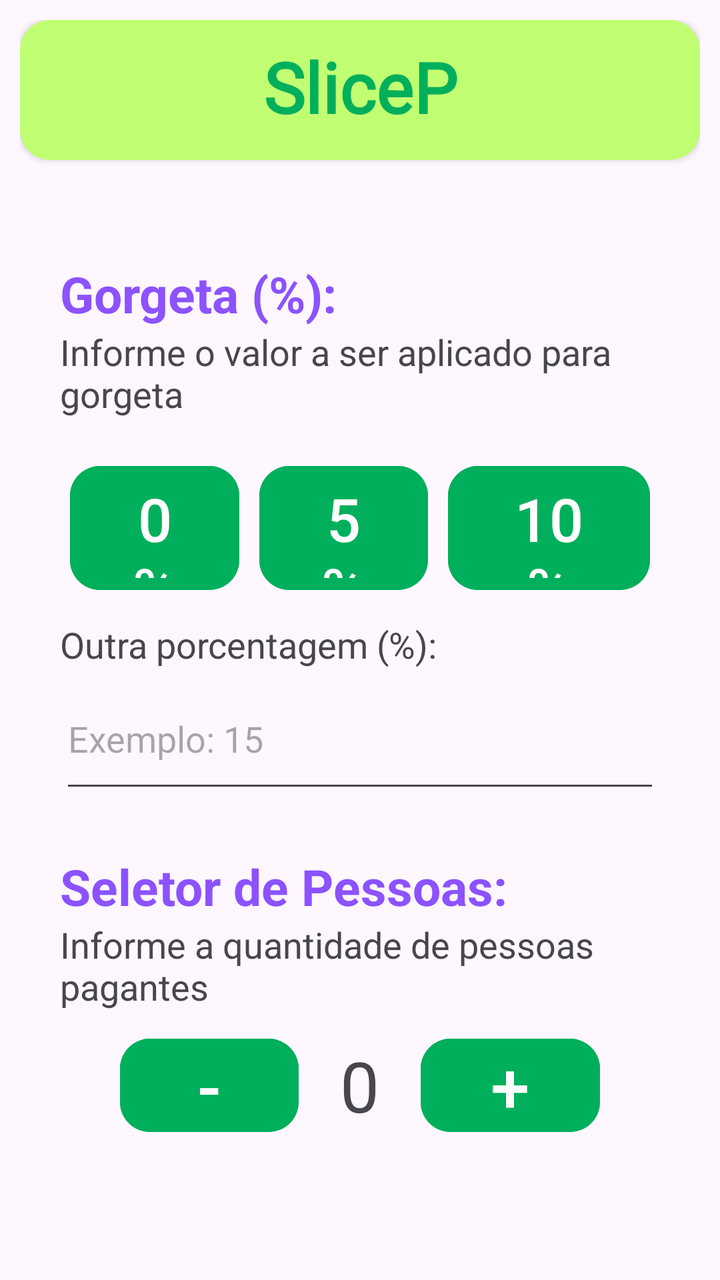
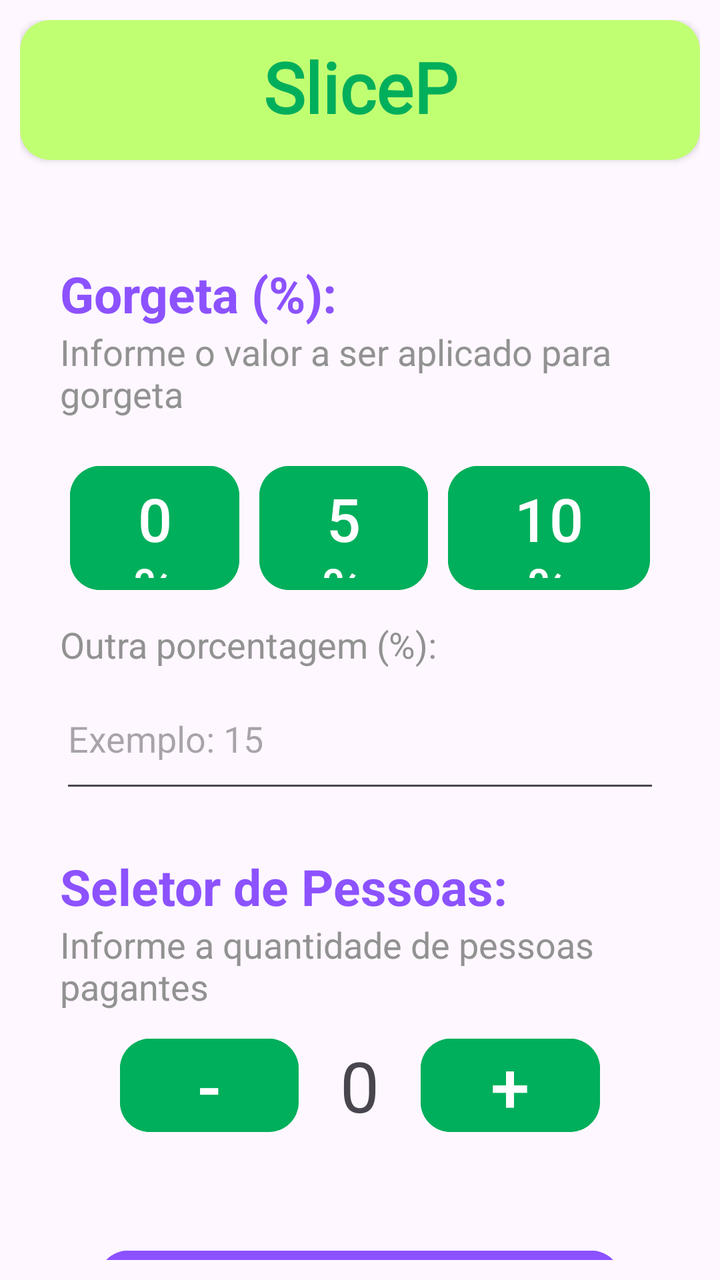

Screens rendered from an Android XML layout before and after an edit, with the pre-edit source and the edit as a unified diff.
<!-- AndroidManifest.xml: application theme Theme.SlicePay -->
<!-- res/layout/activity_main3.xml -->
<?xml version="1.0" encoding="utf-8"?>
<androidx.constraintlayout.widget.ConstraintLayout xmlns:android="http://schemas.android.com/apk/res/android"
    xmlns:app="http://schemas.android.com/apk/res-auto"
    xmlns:tools="http://schemas.android.com/tools"
    android:id="@+id/main"
    android:layout_width="match_parent"
    android:layout_height="match_parent"
    tools:context=".MainActivity3">

    <LinearLayout
        android:layout_width="0dp"
        android:layout_height="0dp"
        android:layout_margin="10dp"
        android:layout_marginStart="1dp"
        android:layout_marginTop="1dp"
        android:layout_marginEnd="1dp"
        android:layout_marginBottom="1dp"
        android:orientation="vertical"
        app:layout_constraintBottom_toBottomOf="parent"
        app:layout_constraintEnd_toEndOf="parent"
        app:layout_constraintStart_toStartOf="parent"
        app:layout_constraintTop_toTopOf="parent">

        <androidx.cardview.widget.CardView
            android:layout_width="match_parent"
            android:layout_height="70dp"
            android:backgroundTint="@color/verde_claro"
            app:cardCornerRadius="15dp" >

            <LinearLayout
                android:layout_width="match_parent"
                android:layout_height="match_parent"
                android:orientation="vertical"
                android:padding="10dp"
                android:paddingStart="120dp"
                android:paddingEnd="120dp">

                <TextView
                    android:id="@+id/textView4"
                    android:layout_width="match_parent"
                    android:layout_height="wrap_content"
                    android:fontFamily="@font/alata"
                    android:text="@string/app_name"
                    android:textAlignment="center"
                    android:textColor="@color/verde_escuro"
                    android:textSize="35sp"
                    android:textStyle="bold" />
            </LinearLayout>
        </androidx.cardview.widget.CardView>

        <TextView
            android:id="@+id/textView6"
            android:layout_width="match_parent"
            android:layout_height="wrap_content"
            android:layout_marginStart="20dp"
            android:layout_marginTop="50dp"
            android:text="@string/input_gorjeta"
            android:textColor="@color/roxo"
            android:textSize="25sp"
            android:textStyle="bold" />

        <TextView
            android:id="@+id/textView7"
            android:layout_width="match_parent"
            android:layout_height="wrap_content"
            android:layout_marginStart="20dp"
            android:text="@string/info_gorjeta"
            android:textSize="18sp" />

        <LinearLayout
            android:layout_width="match_parent"
            android:layout_height="91dp"
            android:layout_marginStart="10dp"
            android:layout_marginTop="10dp"
            android:layout_marginEnd="10dp"
            android:orientation="horizontal"
            android:padding="10dp">

            <Button
                android:id="@+id/button3"
                android:layout_width="wrap_content"
                android:layout_height="70dp"
                android:layout_marginStart="5dp"
                android:layout_marginEnd="5dp"
                android:layout_weight="1"
                android:backgroundTint="@color/verde_escuro"
                android:text="@string/gorjeta_0"
                android:textSize="30sp"
                app:cornerRadius="15dp" />

            <Button
                android:id="@+id/button5"
                android:layout_width="wrap_content"
                android:layout_height="70dp"
                android:layout_marginStart="5dp"
                android:layout_marginEnd="5dp"
                android:layout_weight="1"
                android:backgroundTint="@color/verde_escuro"
                android:text="@string/gorjeta_5"
                android:textSize="30sp"
                app:cornerRadius="15dp" />

            <Button
                android:id="@+id/button4"
                android:layout_width="wrap_content"
                android:layout_height="70dp"
                android:layout_marginStart="5dp"
                android:layout_marginEnd="5dp"
                android:layout_weight="1"
                android:backgroundTint="@color/verde_escuro"
                android:text="@string/gorjeta_10"
                android:textSize="30sp"
                app:cornerRadius="15dp" />
        </LinearLayout>

        <TextView
            android:id="@+id/textView12"
            android:layout_width="match_parent"
            android:layout_height="wrap_content"
            android:layout_marginStart="20dp"
            android:text="@string/gorjeta_outra"
            android:textSize="18sp" />

        <EditText
            android:id="@+id/editTextText2"
            android:layout_width="match_parent"
            android:layout_height="67dp"
            android:layout_marginStart="20dp"
            android:layout_marginEnd="20dp"
            android:layout_marginBottom="15dp"
            android:ems="10"
            android:hint="Exemplo: 15"
            android:inputType="number" />

        <TextView
            android:id="@+id/textView13"
            android:layout_width="match_parent"
            android:layout_height="wrap_content"
            android:layout_marginStart="20dp"
            android:layout_marginTop="10dp"
            android:text="@string/input_pessoas"
            android:textColor="@color/roxo"
            android:textSize="25sp"
            android:textStyle="bold" />

        <TextView
            android:id="@+id/textView14"
            android:layout_width="match_parent"
            android:layout_height="wrap_content"
            android:layout_marginStart="20dp"
            android:text="@string/info_pessoas"
            android:textSize="18sp" />

        <LinearLayout
            android:layout_width="match_parent"
            android:layout_height="66dp"
            android:layout_marginTop="10dp"
            android:orientation="horizontal">

            <Button
                android:id="@+id/button6"
                android:layout_width="wrap_content"
                android:layout_height="wrap_content"
                android:layout_marginStart="50dp"
                android:layout_marginEnd="20dp"
                android:layout_weight="1"
                android:backgroundTint="@color/verde_escuro"
                android:paddingLeft="0dp"
                android:paddingTop="0dp"
                android:paddingRight="0dp"
                android:paddingBottom="0dp"
                android:text="@string/menos_pessoas"
                android:textSize="35sp"
                app:cornerRadius="15dp" />

            <TextView
                android:id="@+id/textView16"
                android:layout_width="wrap_content"
                android:layout_height="wrap_content"
                android:layout_weight="1"
                android:text="@string/medidor_pessoas"
                android:textAlignment="center"
                android:textSize="35sp" />

            <Button
                android:id="@+id/button7"
                android:layout_width="wrap_content"
                android:layout_height="wrap_content"
                android:layout_marginStart="20dp"
                android:layout_marginEnd="50dp"
                android:layout_weight="1"
                android:backgroundTint="@color/verde_escuro"
                android:paddingLeft="0dp"
                android:paddingTop="0dp"
                android:paddingRight="0dp"
                android:paddingBottom="0dp"
                android:text="@string/mais_pessoas"
                android:textSize="35sp"
                app:cornerRadius="15dp" />
        </LinearLayout>

        <Button
            android:id="@+id/button8"
            android:layout_width="match_parent"
            android:layout_height="wrap_content"
            android:layout_marginStart="60dp"
            android:layout_marginTop="50dp"
            android:layout_marginEnd="60dp"
            android:backgroundTint="@color/roxo"
            android:text="@string/botao3"
            android:textSize="25sp"
            app:cornerRadius="15dp" />
    </LinearLayout>
</androidx.constraintlayout.widget.ConstraintLayout>
<!-- resources referenced by this layout -->
<resources>
  <color name="roxo">#8c52ff</color>
  <color name="verde_claro">#c1ff72</color>
  <color name="verde_escuro">#00af5b</color>
  <string name="app_name">SlicePay</string>
  <string name="botao3">Calcular Resultado</string>
  <string name="gorjeta_0">0%</string>
  <string name="gorjeta_10">10%</string>
  <string name="gorjeta_5">5%</string>
  <string name="gorjeta_outra">Outra porcentagem (%):</string>
  <string name="info_gorjeta">Informe o valor a ser aplicado para gorgeta</string>
  <string name="info_pessoas">Informe a quantidade de pessoas pagantes</string>
  <string name="input_gorjeta">Gorgeta (%):</string>
  <string name="input_pessoas">Seletor de Pessoas:</string>
  <string name="mais_pessoas">+</string>
  <string name="medidor_pessoas">0</string>
  <string name="menos_pessoas">-</string>
  <style name="Theme.SlicePay" parent="Base.Theme.SlicePay" />
  <style name="Base.Theme.SlicePay" parent="Theme.Material3.DayNight.NoActionBar">
          
          
      </style>
</resources>

<!-- the commit's change to res/layout/activity_main3.xml (unified diff, before → after) -->
@@ -30,6 +30,7 @@
             <LinearLayout
                 android:layout_width="match_parent"
                 android:layout_height="match_parent"
+                android:elevation="0dp"
                 android:orientation="vertical"
                 android:padding="10dp"
                 android:paddingStart="120dp"
@@ -65,6 +66,7 @@
             android:layout_height="wrap_content"
             android:layout_marginStart="20dp"
             android:text="@string/info_gorjeta"
+            android:textColor="@color/cinza"
             android:textSize="18sp" />
 
         <LinearLayout
@@ -119,6 +121,7 @@
             android:layout_height="wrap_content"
             android:layout_marginStart="20dp"
             android:text="@string/gorjeta_outra"
+            android:textColor="@color/cinza"
             android:textSize="18sp" />
 
         <EditText
@@ -149,6 +152,7 @@
             android:layout_height="wrap_content"
             android:layout_marginStart="20dp"
             android:text="@string/info_pessoas"
+            android:textColor="@color/cinza"
             android:textSize="18sp" />
 
         <LinearLayout
@@ -201,14 +205,44 @@
 
         <Button
             android:id="@+id/button8"
-            android:layout_width="match_parent"
-            android:layout_height="wrap_content"
-            android:layout_marginStart="60dp"
-            android:layout_marginTop="50dp"
-            android:layout_marginEnd="60dp"
+            android:layout_width="wrap_content"
+            android:layout_height="65dp"
+            android:layout_gravity="center"
+            android:layout_marginStart="20dp"
+            android:layout_marginTop="40dp"
+            android:layout_marginEnd="20dp"
             android:backgroundTint="@color/roxo"
+            android:soundEffectsEnabled="true"
             android:text="@string/botao3"
             android:textSize="25sp"
             app:cornerRadius="15dp" />
+
+        <androidx.cardview.widget.CardView
+            android:layout_width="match_parent"
+            android:layout_height="60dp"
+            android:layout_gravity="bottom|center"
+            android:layout_marginTop="15dp"
+            app:cardBackgroundColor="@color/roxo_claro"
+            app:cardCornerRadius="15dp">
+
+            <Button
+                android:id="@+id/button10"
+                android:layout_width="wrap_content"
+                android:layout_height="match_parent"
+                android:layout_marginStart="8dp"
+                android:layout_marginTop="5dp"
+                android:layout_marginBottom="5dp"
+                android:backgroundTint="@color/white"
+                android:padding="2dp"
+                android:paddingStart="2dp"
+                android:paddingLeft="2dp"
+                android:paddingTop="2dp"
+                android:soundEffectsEnabled="true"
+                android:text="@string/botaov"
+                android:textColor="@color/roxo"
+                android:textSize="25sp"
+                app:cornerRadius="10dp" />
+        </androidx.cardview.widget.CardView>
+
     </LinearLayout>
 </androidx.constraintlayout.widget.ConstraintLayout>
<!-- resource entries referenced after the edit -->
@@ -1,10 +1,14 @@
 <!-- resources referenced by this layout -->
 <resources>
+  <color name="cinza">#929292</color>
   <color name="roxo">#8c52ff</color>
+  <color name="roxo_claro">#caafff</color>
   <color name="verde_claro">#c1ff72</color>
   <color name="verde_escuro">#00af5b</color>
+  <color name="white">#FFFFFFFF</color>
   <string name="app_name">SlicePay</string>
   <string name="botao3">Calcular Resultado</string>
+  <string name="botaov">Voltar</string>
   <string name="gorjeta_0">0%</string>
   <string name="gorjeta_10">10%</string>
   <string name="gorjeta_5">5%</string>
